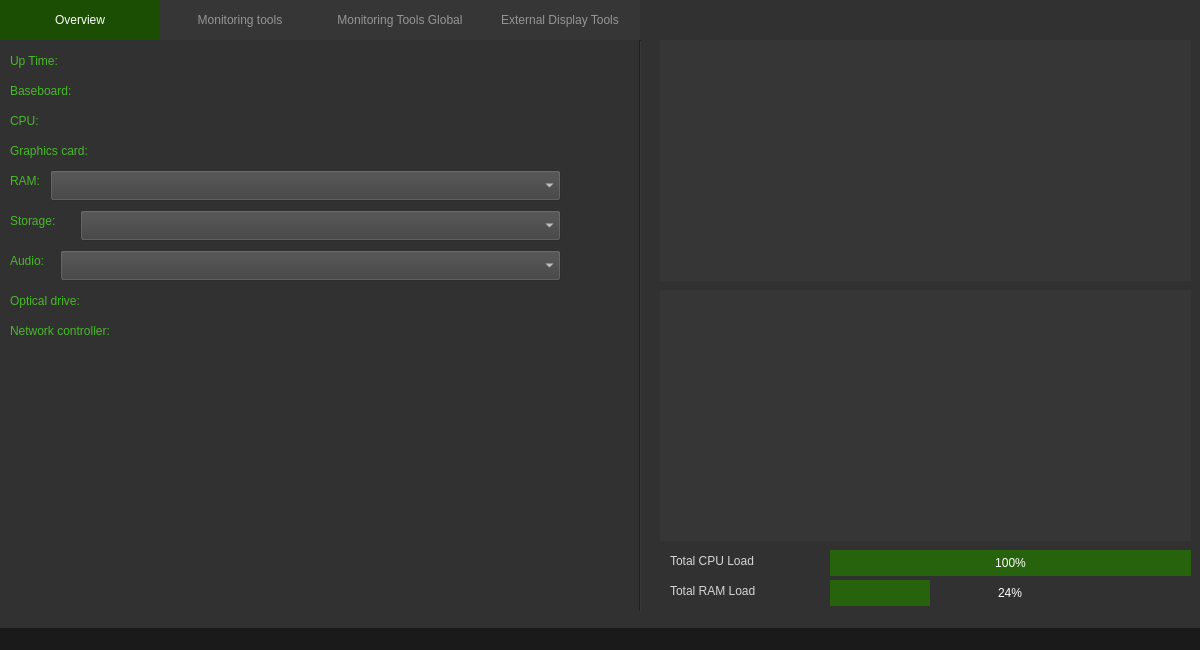
Before: the Qt Designer form mainwindow.ui in Aidan2803/System-Monitor, drawn with Qt 5.
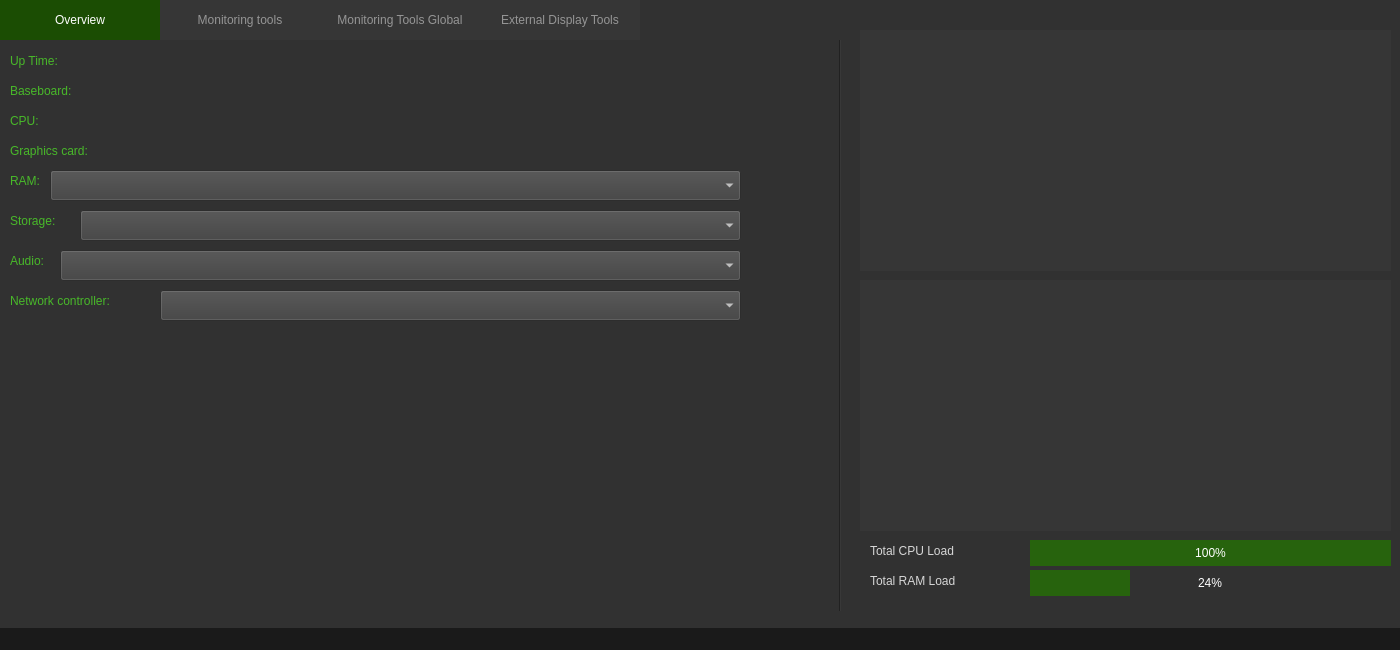
After: the same form once the commit is applied. Icons and pictures are not drawn.

Commit message: get and show network controllers, ui updated

```diff
--- a/mainwindow.ui
+++ b/mainwindow.ui
@@ -6,7 +6,7 @@
    <rect>
     <x>0</x>
     <y>0</y>
-    <width>1200</width>
+    <width>1400</width>
     <height>650</height>
    </rect>
   </property>
@@ -18,13 +18,13 @@
   </property>
   <property name="minimumSize">
    <size>
-    <width>1200</width>
+    <width>1400</width>
     <height>650</height>
    </size>
   </property>
   <property name="maximumSize">
    <size>
-    <width>1200</width>
+    <width>1400</width>
     <height>650</height>
    </size>
   </property>
@@ -102,8 +102,8 @@
      <widget class="Line" name="line">
       <property name="geometry">
        <rect>
-        <x>630</x>
-        <y>0</y>
+        <x>830</x>
+        <y>-20</y>
         <width>21</width>
         <height>601</height>
        </rect>
@@ -134,7 +134,7 @@
        <rect>
         <x>100</x>
         <y>40</y>
-        <width>461</width>
+        <width>631</width>
         <height>21</height>
        </rect>
       </property>
@@ -151,7 +151,7 @@
        <rect>
         <x>50</x>
         <y>70</y>
-        <width>511</width>
+        <width>681</width>
         <height>21</height>
        </rect>
       </property>
@@ -168,7 +168,7 @@
        <rect>
         <x>120</x>
         <y>100</y>
-        <width>441</width>
+        <width>621</width>
         <height>21</height>
        </rect>
       </property>
@@ -214,28 +214,11 @@
        <string>Storage:</string>
       </property>
      </widget>
-     <widget class="QLabel" name="opticalDriveLabel">
-      <property name="geometry">
-       <rect>
-        <x>120</x>
-        <y>250</y>
-        <width>441</width>
-        <height>21</height>
-       </rect>
-      </property>
-      <property name="styleSheet">
-       <string notr="true">color: rgb(214, 214, 214);
-font: 14pt &quot;ГОСТ тип А&quot;;</string>
-      </property>
-      <property name="text">
-       <string/>
-      </property>
-     </widget>
      <widget class="QLabel" name="networkContrlLabel">
       <property name="geometry">
        <rect>
         <x>160</x>
-        <y>280</y>
+        <y>250</y>
         <width>401</width>
         <height>21</height>
        </rect>
@@ -248,76 +231,12 @@
        <string/>
       </property>
      </widget>
-     <widget class="QLabel" name="label_10">
-      <property name="geometry">
-       <rect>
-        <x>670</x>
-        <y>510</y>
-        <width>151</width>
-        <height>21</height>
-       </rect>
-      </property>
-      <property name="styleSheet">
-       <string notr="true">color: rgb(214, 214, 214);
-font: 14pt &quot;ГОСТ тип А&quot;;</string>
-      </property>
-      <property name="text">
-       <string>Total CPU Load</string>
-      </property>
-     </widget>
-     <widget class="QLabel" name="label_11">
-      <property name="geometry">
-       <rect>
-        <x>670</x>
-        <y>540</y>
-        <width>151</width>
-        <height>21</height>
-       </rect>
-      </property>
-      <property name="styleSheet">
-       <string notr="true">color: rgb(214, 214, 214);
-font: 14pt &quot;ГОСТ тип А&quot;;</string>
-      </property>
-      <property name="text">
-       <string>Total RAM Load</string>
-      </property>
-     </widget>
-     <widget class="QProgressBar" name="ramProgressBar">
-      <property name="geometry">
-       <rect>
-        <x>830</x>
-        <y>540</y>
-        <width>361</width>
-        <height>26</height>
-       </rect>
-      </property>
-      <property name="styleSheet">
-       <string notr="true">QProgressBar {
-   
-	color: rgb(255, 255, 255);
-	font: 75 11pt &quot;Consolas&quot;;
-	border-color: rgb(59, 59, 59);
-    border-radius: 5px;
-}
-
-QProgressBar::chunk {
-    background-color: rgb(39, 99, 13);
-    width: 20px;
-}</string>
-      </property>
-      <property name="value">
-       <number>24</number>
-      </property>
-      <property name="alignment">
-       <set>Qt::AlignCenter</set>
-      </property>
-     </widget>
      <widget class="QComboBox" name="ramInfoComboBox">
       <property name="geometry">
        <rect>
         <x>50</x>
         <y>130</y>
-        <width>511</width>
+        <width>691</width>
         <height>31</height>
        </rect>
       </property>
@@ -344,79 +263,12 @@
 }</string>
       </property>
      </widget>
-     <widget class="QListWidget" name="processList_2">
-      <property name="geometry">
-       <rect>
-        <x>660</x>
-        <y>0</y>
-        <width>531</width>
-        <height>241</height>
-       </rect>
-      </property>
-      <property name="styleSheet">
-       <string notr="true">font: 12pt &quot;ГОСТ тип А&quot;;
-color: rgb(214, 214, 214);
-background-color: rgb(54, 54, 54);
-border-color: rgb(255, 255, 255);
-border: none;</string>
-      </property>
-     </widget>
-     <widget class="QListWidget" name="processList">
-      <property name="geometry">
-       <rect>
-        <x>660</x>
-        <y>250</y>
-        <width>531</width>
-        <height>251</height>
-       </rect>
-      </property>
-      <property name="styleSheet">
-       <string notr="true">font: 12pt &quot;ГОСТ тип А&quot;;
-color: rgb(214, 214, 214);
-background-color: rgb(54, 54, 54);
-border-color: rgb(255, 255, 255);
-border: none;</string>
-      </property>
-     </widget>
-     <widget class="QProgressBar" name="cpuProgressBar">
-      <property name="geometry">
-       <rect>
-        <x>830</x>
-        <y>510</y>
-        <width>361</width>
-        <height>26</height>
-       </rect>
-      </property>
-      <property name="styleSheet">
-       <string notr="true">QProgressBar {
-   
-	color: rgb(255, 255, 255);
-	font: 75 11pt &quot;Consolas&quot;;
-	border-color: rgb(59, 59, 59);
-    border-radius: 5px;
-}
-
-QProgressBar::chunk {
-    background-color: rgb(39, 99, 13);
-    width: 20px;
-}</string>
-      </property>
-      <property name="value">
-       <number>100</number>
-      </property>
-      <property name="alignment">
-       <set>Qt::AlignCenter</set>
-      </property>
-      <property name="textDirection">
-       <enum>QProgressBar::TopToBottom</enum>
-      </property>
-     </widget>
      <widget class="QComboBox" name="storageInfoComboBox">
       <property name="geometry">
        <rect>
         <x>80</x>
         <y>170</y>
-        <width>481</width>
+        <width>661</width>
         <height>31</height>
        </rect>
       </property>
@@ -528,28 +380,11 @@
        <string>Audio:</string>
       </property>
      </widget>
-     <widget class="QLabel" name="opticalDriveLabel_2">
-      <property name="geometry">
-       <rect>
-        <x>10</x>
-        <y>250</y>
-        <width>101</width>
-        <height>21</height>
-       </rect>
-      </property>
-      <property name="styleSheet">
-       <string notr="true">color: rgb(72, 184, 41);
-font: 14pt &quot;ГОСТ тип А&quot;;</string>
-      </property>
-      <property name="text">
-       <string>Optical drive:</string>
-      </property>
-     </widget>
      <widget class="QLabel" name="networkContrlLabel_2">
       <property name="geometry">
        <rect>
         <x>10</x>
-        <y>280</y>
+        <y>250</y>
         <width>151</width>
         <height>21</height>
        </rect>
@@ -567,7 +402,39 @@
        <rect>
         <x>60</x>
         <y>210</y>
-        <width>501</width>
+        <width>681</width>
+        <height>31</height>
+       </rect>
+      </property>
+      <property name="styleSheet">
+       <string notr="true">QComboBox {
+	color: white;
+	font: 14pt &quot;ГОСТ тип А&quot;;
+	background-color: rgb(63, 63, 63);
+	selection-background-color: rgb(63, 63, 63);
+}
+
+QComboBox:disabled{	
+	background-color: rgb(120,120, 120);
+	font: 14pt &quot;ГОСТ тип А&quot;;
+	color:rgb(50, 163, 69);
+	border:none;
+}
+
+QComboBox QAbstractItemView
+{
+selection-background-color: green;
+color: rgb(72, 184, 41);
+font: 14pt;
+}</string>
+      </property>
+     </widget>
+     <widget class="QComboBox" name="networkControllerComboBox">
+      <property name="geometry">
+       <rect>
+        <x>160</x>
+        <y>250</y>
+        <width>581</width>
         <height>31</height>
        </rect>
       </property>
@@ -2170,6 +2037,137 @@
      </widget>
     </widget>
    </widget>
+   <widget class="QLabel" name="label_10">
+    <property name="geometry">
+     <rect>
+      <x>870</x>
+      <y>540</y>
+      <width>151</width>
+      <height>21</height>
+     </rect>
+    </property>
+    <property name="styleSheet">
+     <string notr="true">color: rgb(214, 214, 214);
+font: 14pt &quot;ГОСТ тип А&quot;;</string>
+    </property>
+    <property name="text">
+     <string>Total CPU Load</string>
+    </property>
+   </widget>
+   <widget class="QProgressBar" name="ramProgressBar">
+    <property name="geometry">
+     <rect>
+      <x>1030</x>
+      <y>570</y>
+      <width>361</width>
+      <height>26</height>
+     </rect>
+    </property>
+    <property name="styleSheet">
+     <string notr="true">QProgressBar {
+   
+	color: rgb(255, 255, 255);
+	font: 75 11pt &quot;Consolas&quot;;
+	border-color: rgb(59, 59, 59);
+    border-radius: 5px;
+}
+
+QProgressBar::chunk {
+    background-color: rgb(39, 99, 13);
+    width: 20px;
+}</string>
+    </property>
+    <property name="value">
+     <number>24</number>
+    </property>
+    <property name="alignment">
+     <set>Qt::AlignCenter</set>
+    </property>
+   </widget>
+   <widget class="QListWidget" name="processList">
+    <property name="geometry">
+     <rect>
+      <x>860</x>
+      <y>280</y>
+      <width>531</width>
+      <height>251</height>
+     </rect>
+    </property>
+    <property name="styleSheet">
+     <string notr="true">font: 12pt &quot;ГОСТ тип А&quot;;
+color: rgb(214, 214, 214);
+background-color: rgb(54, 54, 54);
+border-color: rgb(255, 255, 255);
+border: none;</string>
+    </property>
+   </widget>
+   <widget class="QListWidget" name="processList_2">
+    <property name="geometry">
+     <rect>
+      <x>860</x>
+      <y>30</y>
+      <width>531</width>
+      <height>241</height>
+     </rect>
+    </property>
+    <property name="styleSheet">
+     <string notr="true">font: 12pt &quot;ГОСТ тип А&quot;;
+color: rgb(214, 214, 214);
+background-color: rgb(54, 54, 54);
+border-color: rgb(255, 255, 255);
+border: none;</string>
+    </property>
+   </widget>
+   <widget class="QProgressBar" name="cpuProgressBar">
+    <property name="geometry">
+     <rect>
+      <x>1030</x>
+      <y>540</y>
+      <width>361</width>
+      <height>26</height>
+     </rect>
+    </property>
+    <property name="styleSheet">
+     <string notr="true">QProgressBar {
+   
+	color: rgb(255, 255, 255);
+	font: 75 11pt &quot;Consolas&quot;;
+	border-color: rgb(59, 59, 59);
+    border-radius: 5px;
+}
+
+QProgressBar::chunk {
+    background-color: rgb(39, 99, 13);
+    width: 20px;
+}</string>
+    </property>
+    <property name="value">
+     <number>100</number>
+    </property>
+    <property name="alignment">
+     <set>Qt::AlignCenter</set>
+    </property>
+    <property name="textDirection">
+     <enum>QProgressBar::TopToBottom</enum>
+    </property>
+   </widget>
+   <widget class="QLabel" name="label_11">
+    <property name="geometry">
+     <rect>
+      <x>870</x>
+      <y>570</y>
+      <width>151</width>
+      <height>21</height>
+     </rect>
+    </property>
+    <property name="styleSheet">
+     <string notr="true">color: rgb(214, 214, 214);
+font: 14pt &quot;ГОСТ тип А&quot;;</string>
+    </property>
+    <property name="text">
+     <string>Total RAM Load</string>
+    </property>
+   </widget>
   </widget>
   <widget class="QMenuBar" name="menubar">
    <property name="geometry">
```
Left out of the diff: 2 changed lines with no effect on the pictures. The commit also changes 6 other files.
